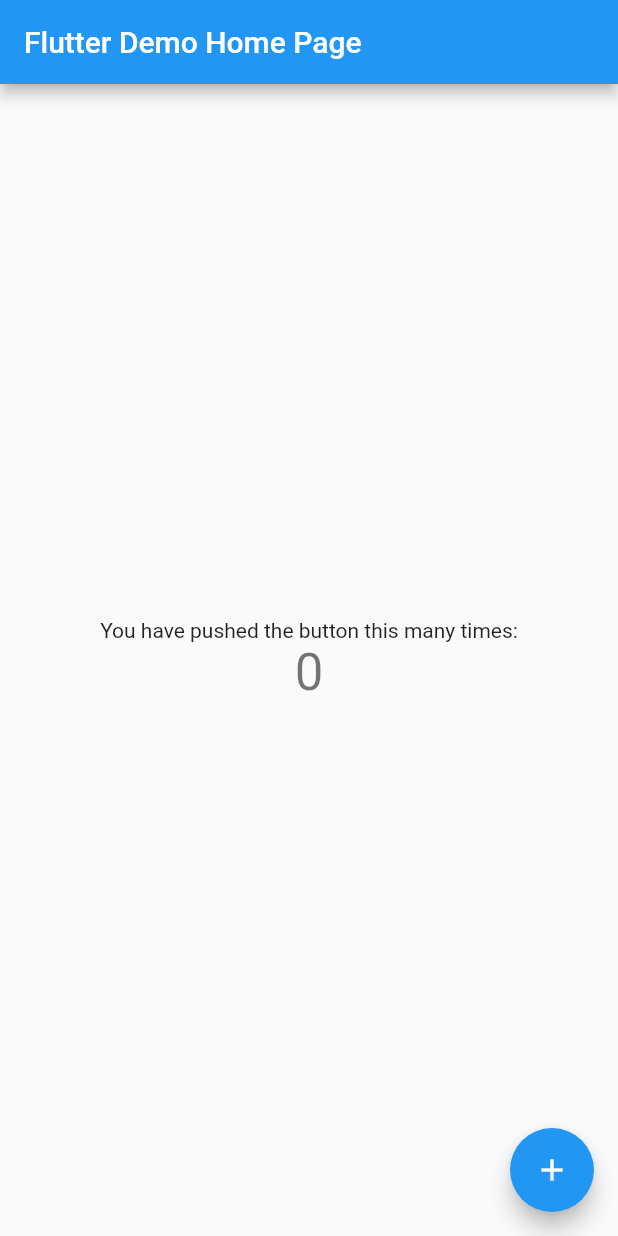
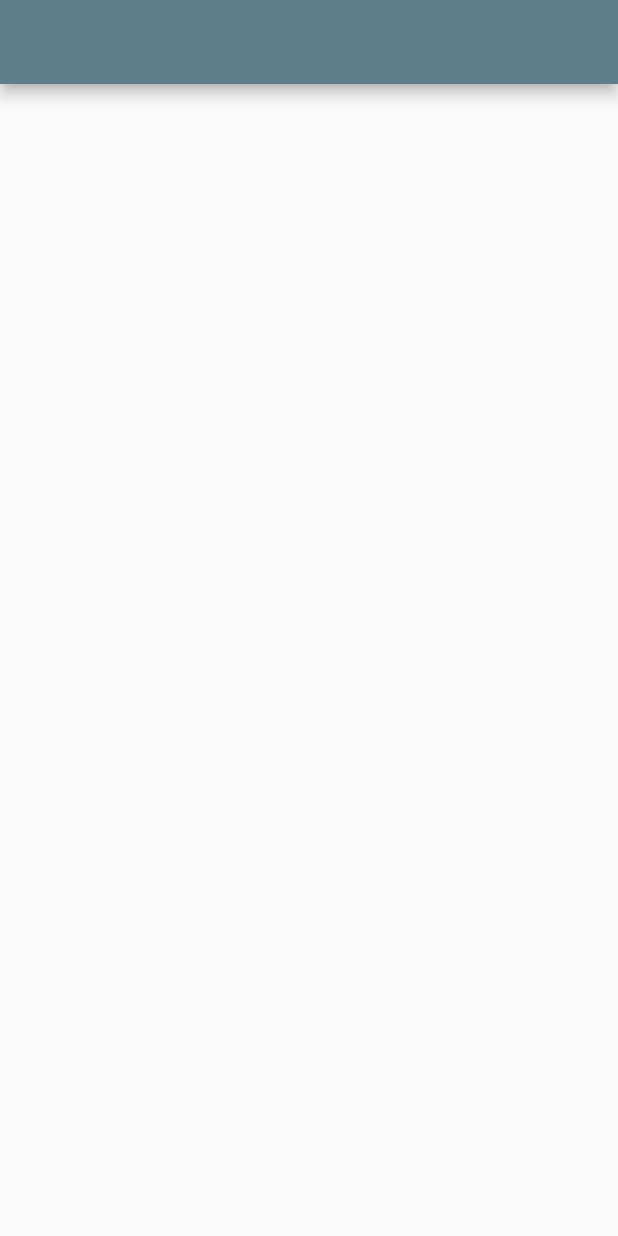
Before and after one commit to eduVieiraAF/flutter_basics, a Flutter app: the screen it shows after launch, on a phone screen of 412 x 824 dp. Run offline on Flutter 3.47's test engine with Material 2 defaults, Android fonts, the phone set to English and light mode, and no system bars.

Commit message:
From scratch Deleting everything, adding state and changing color

```diff
--- a/lib/main.dart
+++ b/lib/main.dart
@@ -7,109 +7,29 @@
 class MyApp extends StatelessWidget {
   const MyApp({Key? key}) : super(key: key);
 
-  // This widget is the root of your application.
   @override
   Widget build(BuildContext context) {
-    return MaterialApp(
-      title: 'Flutter Demo',
+    return  MaterialApp(
       theme: ThemeData(
-        // This is the theme of your application.
-        //
-        // Try running your application with "flutter run". You'll see the
-        // application has a blue toolbar. Then, without quitting the app, try
-        // changing the primarySwatch below to Colors.green and then invoke
-        // "hot reload" (press "r" in the console where you ran "flutter run",
-        // or simply save your changes to "hot reload" in a Flutter IDE).
-        // Notice that the counter didn't reset back to zero; the application
-        // is not restarted.
-        primarySwatch: Colors.blue,
+        primarySwatch: Colors.blueGrey
       ),
-      home: const MyHomePage(title: 'Flutter Demo Home Page'),
+      home: const RootPage(),
     );
   }
 }
 
-class MyHomePage extends StatefulWidget {
-  const MyHomePage({Key? key, required this.title}) : super(key: key);
-
-  // This widget is the home page of your application. It is stateful, meaning
-  // that it has a State object (defined below) that contains fields that affect
-  // how it looks.
-
-  // This class is the configuration for the state. It holds the values (in this
-  // case the title) provided by the parent (in this case the App widget) and
-  // used by the build method of the State. Fields in a Widget subclass are
-  // always marked "final".
-
-  final String title;
+class RootPage extends StatefulWidget {
+  const RootPage({Key? key}) : super(key: key);
 
   @override
-  State<MyHomePage> createState() => _MyHomePageState();
+  State<RootPage> createState() => _RootPageState();
 }
 
-class _MyHomePageState extends State<MyHomePage> {
-  int _counter = 0;
-
-  void _incrementCounter() {
-    setState(() {
-      // This call to setState tells the Flutter framework that something has
-      // changed in this State, which causes it to rerun the build method below
-      // so that the display can reflect the updated values. If we changed
-      // _counter without calling setState(), then the build method would not be
-      // called again, and so nothing would appear to happen.
-      _counter++;
-    });
-  }
-
+class _RootPageState extends State<RootPage> {
   @override
   Widget build(BuildContext context) {
-    // This method is rerun every time setState is called, for instance as done
-    // by the _incrementCounter method above.
-    //
-    // The Flutter framework has been optimized to make rerunning build methods
-    // fast, so that you can just rebuild anything that needs updating rather
-    // than having to individually change instances of widgets.
     return Scaffold(
-      appBar: AppBar(
-        // Here we take the value from the MyHomePage object that was created by
-        // the App.build method, and use it to set our appbar title.
-        title: Text(widget.title),
-      ),
-      body: Center(
-        // Center is a layout widget. It takes a single child and positions it
-        // in the middle of the parent.
-        child: Column(
-          // Column is also a layout widget. It takes a list of children and
-          // arranges them vertically. By default, it sizes itself to fit its
-          // children horizontally, and tries to be as tall as its parent.
-          //
-          // Invoke "debug painting" (press "p" in the console, choose the
-          // "Toggle Debug Paint" action from the Flutter Inspector in Android
-          // Studio, or the "Toggle Debug Paint" command in Visual Studio Code)
-          // to see the wireframe for each widget.
-          //
-          // Column has various properties to control how it sizes itself and
-          // how it positions its children. Here we use mainAxisAlignment to
-          // center the children vertically; the main axis here is the vertical
-          // axis because Columns are vertical (the cross axis would be
-          // horizontal).
-          mainAxisAlignment: MainAxisAlignment.center,
-          children: <Widget>[
-            const Text(
-              'You have pushed the button this many times:',
-            ),
-            Text(
-              '$_counter',
-              style: Theme.of(context).textTheme.headline4,
-            ),
-          ],
-        ),
-      ),
-      floatingActionButton: FloatingActionButton(
-        onPressed: _incrementCounter,
-        tooltip: 'Increment',
-        child: const Icon(Icons.add),
-      ), // This trailing comma makes auto-formatting nicer for build methods.
+      appBar: AppBar(),
     );
   }
 }
```
